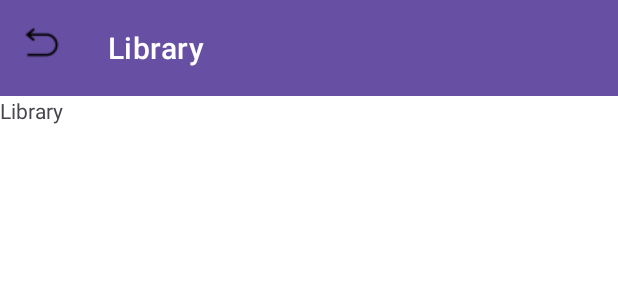
After one commit to karanmotghare/AndroidBookShelf, an Android app built with Jetpack Compose: the layout fragment_library.xml on its own in the app's theme, with its tools: preview values and no code run, on a phone screen of 412 x 824 dp. The commit adds this screen. Shown: the top 300 px of the screen. Run offline under Robolectric (Android 15) with nearby library versions, the phone set to English and light mode, and no system bars.

Commit message:
library fragment created

```diff
--- /dev/null
+++ b/app/src/main/res/layout/fragment_library.xml
@@ -0,0 +1,42 @@
+<?xml version="1.0" encoding="utf-8"?>
+<layout xmlns:android="http://schemas.android.com/apk/res/android"
+    xmlns:app="http://schemas.android.com/apk/res-auto">
+
+    <data>
+
+    </data>
+
+    <androidx.coordinatorlayout.widget.CoordinatorLayout
+        android:layout_height="match_parent"
+        android:layout_width="match_parent">
+
+        <com.google.android.material.appbar.AppBarLayout
+            android:layout_width="match_parent"
+            android:layout_height="wrap_content">
+
+            <com.google.android.material.appbar.MaterialToolbar
+                android:id="@+id/topAppBar"
+                android:layout_width="match_parent"
+                android:layout_height="?attr/actionBarSize"
+                style="@style/Widget.MaterialComponents.Toolbar.Primary"
+                app:navigationIcon="@drawable/ic_back"
+                app:title="Library" />
+        </com.google.android.material.appbar.AppBarLayout>
+
+        <androidx.constraintlayout.widget.ConstraintLayout
+            android:layout_width="match_parent"
+            android:layout_height="match_parent"
+            android:background="@color/white"
+            app:layout_behavior="@string/appbar_scrolling_view_behavior">
+
+            <TextView
+                android:layout_width="wrap_content"
+                android:layout_height="wrap_content"
+                app:layout_constraintTop_toTopOf="parent"
+                app:layout_constraintStart_toStartOf="parent"
+                android:text="Library"/>
+
+        </androidx.constraintlayout.widget.ConstraintLayout>
+
+    </androidx.coordinatorlayout.widget.CoordinatorLayout>
+</layout>
--- a/app/src/main/res/values/strings.xml
+++ b/app/src/main/res/values/strings.xml
@@ -1,4 +1,6 @@
 <resources>
     <string name="app_name">My Application</string>
     <string name="title_activity_login">LoginActivity</string>
+    <!-- TODO: Remove or change this placeholder text -->
+    <string name="hello_blank_fragment">Hello blank fragment</string>
 </resources>
```
Also changed, not shown: app/src/main/java/com/example/myapplication/booklistpage/BooklistActivity.kt (+9 -83 lines), app/src/main/java/com/example/myapplication/booklistpage/presentation/ui/HomeFragment.kt (added, +92 -0 lines), app/src/main/java/com/example/myapplication/booklistpage/presentation/ui/LibraryFragment.kt (added, +76 -0 lines), app/src/main/res/layout/activity_booklist.xml (+3 -35 lines), app/src/main/res/layout/fragment_home.xml (added, +62 -0 lines), app/src/main/res/drawable/ic_back.png (added).
